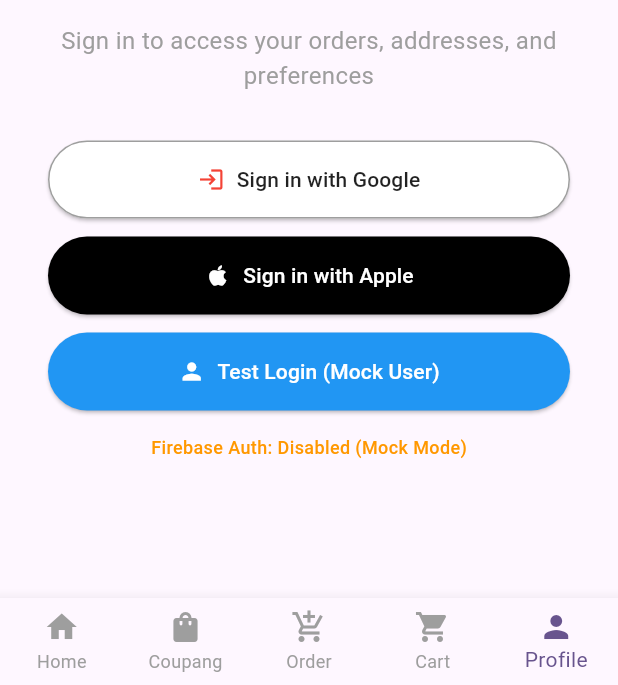
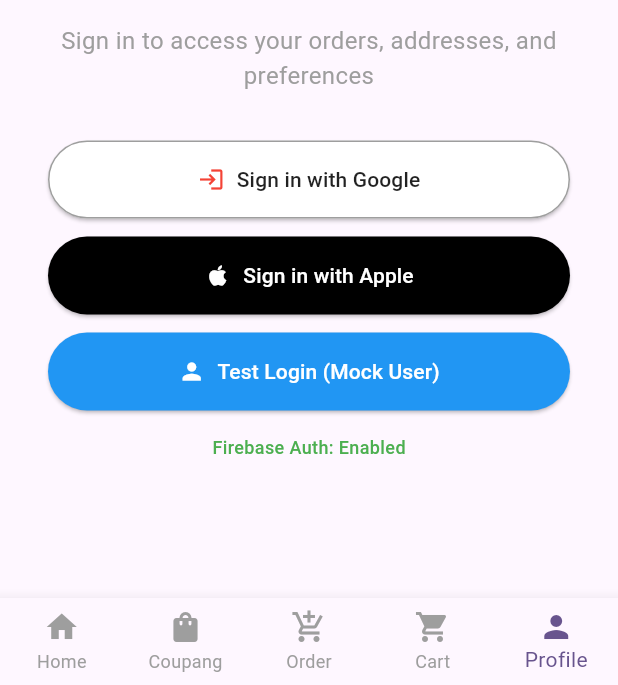
Before and after one commit to syrikx/raou_claude, a Flutter app: the screen it shows after launch, item 5 of the bottom bar chosen, on a phone screen of 412 x 824 dp, the part 551-1236 px from its top. Run offline on Flutter 3.47's test engine with Material 3 defaults, Android fonts, the phone set to English and light mode, and no system bars; our stand-ins replace firebase_auth, firebase_core, google_sign_in, sign_in_with_apple, webview_flutter; missing offline and left inert: dart:html; accounts and stored records are empty.

Commit message:
fix: Android 앱 크래시 문제 완전 해결 및 Google Sign-In 정상화
🔧 주요 수정사항:
- MainActivity 패키지명 불일치 문제 해결 (크래시 주요 원인)
- Android 네트워크 권한 추가 (INTERNET, ACCESS_NETWORK_STATE)
- Firebase 설정 파일 정렬 및 Android 앱 ID 수정
- 상세한 디버깅 로그 및 에러 핸들링 추가
- Google Sign-In SHA1 인증서 등록으로 OAuth 문제 해결

📱 Android 구조 변경:
- com.example.mvvm_app → com.raou.claude.app 패키지 구조 이전
- google-services.json Firebase Console 정보로 업데이트
- 앱 이름을 'Raou'로 변경

🚀 기능 검증 완료:
- 앱 정상 시작 및 Firebase 초기화 성공
- Google Sign-In 완전 작동 (SHA1 등록 후)
- 모든 ViewModel 정상 생성
- Coupang WebView 통합 정상 작동

🤖 Generated with [Claude Code](https://claude.ai/code)

Co-Authored-By: Claude <noreply@anthropic.com>

```diff
--- a/lib/main.dart
+++ b/lib/main.dart
@@ -11,20 +11,57 @@ import 'viewmodels/product_view_model.dart';
 import 'views/home/home_page.dart';
 
 void main() async {
+  print('🚀 앱 시작 - main() 호출됨');
+
+  try {
+    print('📱 WidgetsFlutterBinding 초기화 중...');
     WidgetsFlutterBinding.ensureInitialized();
+    print('✅ WidgetsFlutterBinding 초기화 완료');
 
     // 앱 설정 정보 출력 (디버그용)
+    print('⚙️ 앱 설정 확인 중...');
     AppConfig.printConfig();
+    print('✅ 앱 설정 확인 완료');
 
     // Firebase 초기화 (활성화된 경우에만)
+    print('🔥 Firebase 초기화 시작...');
+    try {
       if (AppConfig.isFirebaseEnabled) {
+        print('🔥 Firebase 초기화 진행 중...');
         await Firebase.initializeApp(
           options: DefaultFirebaseOptions.currentPlatform,
         );
-    print('Firebase가 초기화되었습니다.');
+        print('✅ Firebase 초기화 성공!');
+      } else {
+        print('⚠️ Firebase가 비활성화됨');
+      }
+    } catch (e, stackTrace) {
+      print('❌ Firebase 초기화 실패: $e');
+      print('스택 트레이스: $stackTrace');
+      print('⚠️ 기본 모드로 계속 진행합니다.');
     }
 
+    print('🏗️ RaouApp 위젯 생성 중...');
     runApp(const RaouApp());
+    print('✅ 앱 시작 완료!');
+
+  } catch (e, stackTrace) {
+    print('💥 main() 함수에서 치명적 오류 발생: $e');
+    print('스택 트레이스: $stackTrace');
+
+    // 최소한의 앱이라도 실행하려고 시도
+    try {
+      runApp(MaterialApp(
+        home: Scaffold(
+          body: Center(
+            child: Text('앱 초기화 오류: $e'),
+          ),
+        ),
+      ));
+    } catch (finalError) {
+      print('💀 완전한 앱 실행 실패: $finalError');
+    }
+  }
 }
 
 class RaouApp extends StatelessWidget {
@@ -32,13 +69,67 @@ class RaouApp extends StatelessWidget {
 
   @override
   Widget build(BuildContext context) {
+    print('🏗️ RaouApp.build() 호출됨');
+
+    try {
+      print('🔧 Provider 생성 중...');
       return MultiProvider(
         providers: [
-        ChangeNotifierProvider(create: (_) => AuthViewModel()),
-        ChangeNotifierProvider(create: (_) => CartViewModel()),
-        ChangeNotifierProvider(create: (_) => AddressViewModel()),
-        ChangeNotifierProvider(create: (_) => OrderViewModel()),
-        ChangeNotifierProvider(create: (_) => ProductViewModel()),
+          ChangeNotifierProvider(create: (_) {
+            print('👤 AuthViewModel 생성 중...');
+            try {
+              final authVM = AuthViewModel();
+              print('✅ AuthViewModel 생성 성공');
+              return authVM;
+            } catch (e) {
+              print('❌ AuthViewModel 생성 실패: $e');
+              rethrow;
+            }
+          }),
+          ChangeNotifierProvider(create: (_) {
+            print('🛒 CartViewModel 생성 중...');
+            try {
+              final cartVM = CartViewModel();
+              print('✅ CartViewModel 생성 성공');
+              return cartVM;
+            } catch (e) {
+              print('❌ CartViewModel 생성 실패: $e');
+              rethrow;
+            }
+          }),
+          ChangeNotifierProvider(create: (_) {
+            print('📍 AddressViewModel 생성 중...');
+            try {
+              final addressVM = AddressViewModel();
+              print('✅ AddressViewModel 생성 성공');
+              return addressVM;
+            } catch (e) {
+              print('❌ AddressViewModel 생성 실패: $e');
+              rethrow;
+            }
+          }),
+          ChangeNotifierProvider(create: (_) {
+            print('📦 OrderViewModel 생성 중...');
+            try {
+              final orderVM = OrderViewModel();
+              print('✅ OrderViewModel 생성 성공');
+              return orderVM;
+            } catch (e) {
+              print('❌ OrderViewModel 생성 실패: $e');
+              rethrow;
+            }
+          }),
+          ChangeNotifierProvider(create: (_) {
+            print('🛍️ ProductViewModel 생성 중...');
+            try {
+              final productVM = ProductViewModel();
+              print('✅ ProductViewModel 생성 성공');
+              return productVM;
+            } catch (e) {
+              print('❌ ProductViewModel 생성 실패: $e');
+              rethrow;
+            }
+          }),
         ],
         child: MaterialApp(
           title: 'Raou',
@@ -46,9 +137,44 @@ class RaouApp extends StatelessWidget {
             colorScheme: ColorScheme.fromSeed(seedColor: Colors.deepPurple),
             useMaterial3: true,
           ),
-        home: const HomePage(),
+          home: Builder(
+            builder: (context) {
+              print('🏠 HomePage 생성 중...');
+              try {
+                return const HomePage();
+              } catch (e) {
+                print('❌ HomePage 생성 실패: $e');
+                return Scaffold(
+                  body: Center(
+                    child: Text('홈페이지 로드 오류: $e'),
+                  ),
+                );
+              }
+            },
+          ),
           debugShowCheckedModeBanner: false,
+        ),
+      );
+    } catch (e, stackTrace) {
+      print('💥 RaouApp.build() 오류: $e');
+      print('스택 트레이스: $stackTrace');
+
+      return MaterialApp(
+        home: Scaffold(
+          body: Center(
+            child: Column(
+              mainAxisAlignment: MainAxisAlignment.center,
+              children: [
+                const Icon(Icons.error, size: 64, color: Colors.red),
+                const SizedBox(height: 16),
+                Text('앱 빌드 오류'),
+                const SizedBox(height: 8),
+                Text('$e', style: const TextStyle(fontSize: 12)),
+              ],
+            ),
+          ),
         ),
       );
     }
   }
+}
--- a/lib/utils/app_config.dart
+++ b/lib/utils/app_config.dart
@@ -4,7 +4,7 @@ class AppConfig {
   // Firebase 기능 활성화 여부
   static const bool enableFirebase = bool.fromEnvironment(
     'ENABLE_FIREBASE',
-    defaultValue: false, // 기본값: Firebase 비활성화
+    defaultValue: true, // 기본값: Firebase 활성화 (Release 버전에서도)
   );
 
   // Google Sign-In 기능 활성화 여부
```
Also changed, not shown: lib/viewmodels/auth_view_model.dart (+30 -8 lines), lib/firebase_options.dart, 7 other files. Lines whose indentation alone changed are shown as unchanged.
